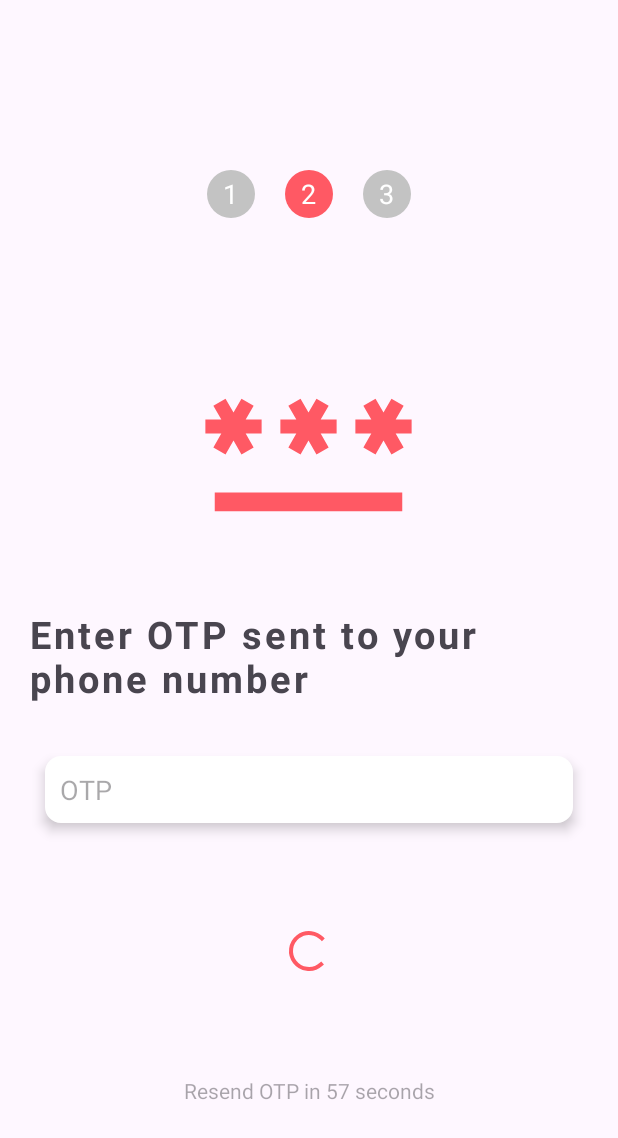
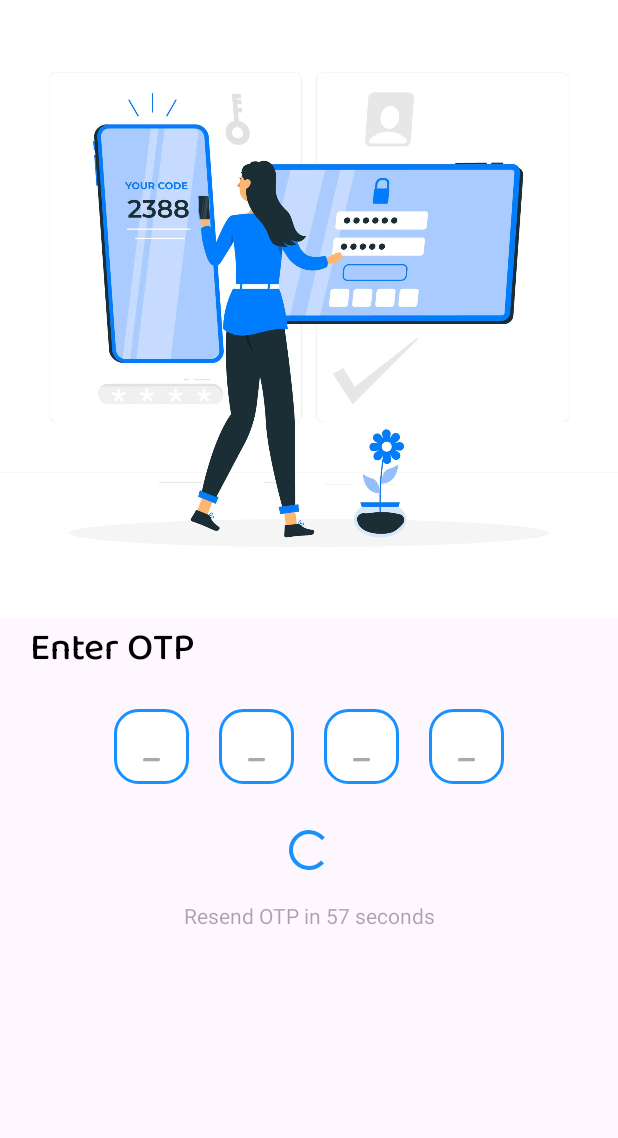
Before and after one commit to ParkingWala/ParkingWala-1.0, an Android app: the LoginOtpActivity screen opened directly, with no data from a screen before it, on a phone screen of 412 x 824 dp. Shown: the top 1138 px of the screen. Run offline under Robolectric (Android 15) with nearby library versions, the phone set to English and light mode, and no system bars; our stand-ins replace Firebase (no records; nobody signed in at launch, a user with empty details on screens opened directly); 1 statement that could not run was skipped.

Commit message:
Design for otp page and login with mobile number page

```diff
--- a/app/src/main/java/com/example/parkingwala_10/Activity/LoginOtpActivity.java
+++ b/app/src/main/java/com/example/parkingwala_10/Activity/LoginOtpActivity.java
@@ -6,11 +6,15 @@ import androidx.appcompat.app.AppCompatActivity;
 import android.annotation.SuppressLint;
 import android.content.Intent;
 import android.os.Bundle;
+import android.text.Editable;
+import android.text.TextWatcher;
+import android.view.KeyEvent;
 import android.view.View;
 import android.widget.Button;
 import android.widget.EditText;
 import android.widget.ProgressBar;
 import android.widget.TextView;
+import android.widget.Toast;
 
 import com.example.parkingwala_10.R;
 import com.example.parkingwala_10.Utils.AndroidUtil;
@@ -34,18 +38,25 @@ public class LoginOtpActivity extends AppCompatActivity {
     String verificationCode;
     PhoneAuthProvider.ForceResendingToken  resendingToken;
 
-    EditText otpInput;
-    Button nextBtn;
+    EditText otp1, otp2, otp3, otp4;
+    TextView nextBtn;
     ProgressBar progressBar;
     TextView resendOtpTextView;
+    String complete_otp = "", one = "", two = "", three = "", four = "";
     FirebaseAuth mAuth = FirebaseAuth.getInstance();
 
 
+    @SuppressLint("MissingInflatedId")
     @Override
     protected void onCreate(Bundle savedInstanceState) {
         super.onCreate(savedInstanceState);
         setContentView(R.layout.activity_login_otp);
-        otpInput = findViewById(R.id.login_otp);
+//        otpInput = findViewById(R.id.login_otp);
+        otp1 = findViewById(R.id.otp_one);
+        otp2 = findViewById(R.id.otp_two);
+        otp3 = findViewById(R.id.otp_three);
+        otp4 = findViewById(R.id.otp_four);
+
         nextBtn = findViewById(R.id.login_next_btn);
         progressBar = findViewById(R.id.login_progress_bar);
         resendOtpTextView = findViewById(R.id.resend_otp_textview);
@@ -53,8 +64,90 @@ public class LoginOtpActivity extends AppCompatActivity {
 
         sendOtp(phoneNumber,false);
 
+        otp1.addTextChangedListener(new TextWatcher() {
+            @Override
+            public void beforeTextChanged(CharSequence charSequence, int i, int i1, int i2) {
+
+            }
+
+            @Override
+            public void onTextChanged(CharSequence charSequence, int i, int i1, int i2) {
+                if (charSequence.length() == 1){
+                    one = charSequence.toString();
+                    otp2.requestFocus();
+                }
+            }
+
+            @Override
+            public void afterTextChanged(Editable editable) {
+
+            }
+        });
+
+        otp2.addTextChangedListener(new TextWatcher() {
+            @Override
+            public void beforeTextChanged(CharSequence charSequence, int i, int i1, int i2) {
+
+            }
+
+            @Override
+            public void onTextChanged(CharSequence charSequence, int i, int i1, int i2) {
+                if (charSequence.length() == 1){
+                    two = charSequence.toString();
+                    otp3.requestFocus();
+                }
+            }
+
+            @Override
+            public void afterTextChanged(Editable editable) {
+
+            }
+        });
+
+        otp3.addTextChangedListener(new TextWatcher() {
+            @Override
+            public void beforeTextChanged(CharSequence charSequence, int i, int i1, int i2) {
+
+            }
+
+            @Override
+            public void onTextChanged(CharSequence charSequence, int i, int i1, int i2) {
+                if (charSequence.length() == 1){
+                    three = charSequence.toString();
+                    otp4.requestFocus();
+                }
+            }
+
+            @Override
+            public void afterTextChanged(Editable editable) {
+
+            }
+        });
+
+        otp4.addTextChangedListener(new TextWatcher() {
+            @Override
+            public void beforeTextChanged(CharSequence charSequence, int i, int i1, int i2) {
+
+            }
+
+            @Override
+            public void onTextChanged(CharSequence charSequence, int i, int i1, int i2) {
+                if (charSequence.length() == 1){
+                    four = charSequence.toString();
+
+                    complete_otp = one + two + three + four;
+                }
+            }
+
+            @Override
+            public void afterTextChanged(Editable editable) {
+
+            }
+        });
+
         nextBtn.setOnClickListener(v -> {
-            String enteredOtp  = otpInput.getText().toString();
+            String enteredOtp  = complete_otp;
+//            Toast.makeText(this, "Entered OTP is " + enteredOtp, Toast.LENGTH_LONG).show();
             PhoneAuthCredential credential =  PhoneAuthProvider.getCredential(verificationCode,enteredOtp);
             signIn(credential);
         });
--- a/app/src/main/res/drawable/btn_rounded_corner.xml
+++ b/app/src/main/res/drawable/btn_rounded_corner.xml
@@ -1,7 +1,7 @@
 <?xml version="1.0" encoding="utf-8"?>
 <shape android:shape="rectangle" xmlns:android="http://schemas.android.com/apk/res/android">
 
-    <stroke android:width="1dp" android:color="@color/white"/>
-    <corners android:radius="40dp"/>
-    <solid android:color="@color/white"/>
+    <stroke android:width="1dp" android:color="@color/my_primary_blue"/>
+    <corners android:radius="15dp"/>
+    <solid android:color="@color/my_primary_blue"/>
 </shape>
--- /dev/null
+++ b/app/src/main/res/drawable/card_corner_input.xml
@@ -0,0 +1,5 @@
+<shape xmlns:android="http://schemas.android.com/apk/res/android">
+    <solid android:color="#ffffff" /> <stroke
+    android:width="2dp"
+    android:color="#1891FF" /> <corners android:radius="15dp" />
+</shape>
--- /dev/null
+++ b/app/src/main/res/drawable/corner_radius.xml
@@ -0,0 +1,5 @@
+<shape xmlns:android="http://schemas.android.com/apk/res/android">
+    <solid android:color="#FF0000" /> <stroke
+    android:width="2dp"
+    android:color="#FF0000" /> <corners android:radius="15dp" />
+</shape>
--- a/app/src/main/res/layout/activity_login_otp.xml
+++ b/app/src/main/res/layout/activity_login_otp.xml
@@ -5,131 +5,151 @@
     android:layout_width="match_parent"
     android:layout_height="match_parent"
     android:orientation="vertical"
-    android:gravity="center"
-    android:layout_margin="20dp"
-    android:weightSum="100"
     tools:context=".Activity.LoginOtpActivity">
 
     <LinearLayout
         android:layout_width="match_parent"
         android:layout_height="wrap_content"
-        android:gravity="center"
-        android:layout_weight="20">
-        <RelativeLayout
-            android:layout_width="32dp"
-            android:layout_height="32dp"
-            android:layout_margin="10dp"
-            android:background="@drawable/circular_bg"
-            android:backgroundTint="@color/light_gray">
+        android:orientation="vertical">
+            <ImageView
+                android:layout_width="match_parent"
+                android:layout_height="wrap_content"
+                android:adjustViewBounds="true"
+                android:scaleType="fitCenter"
+                android:src="@drawable/verify_otp_icon"
+                />
 
-            <TextView
-                android:layout_width="wrap_content"
-                android:layout_height="wrap_content"
-                android:layout_centerInParent="true"
-                android:textColor="@color/white"
-                android:textSize="18sp"
-                android:text="1"/>
-        </RelativeLayout>
-        <RelativeLayout
-            android:layout_width="32dp"
-            android:layout_height="32dp"
-            android:layout_margin="10dp"
-            android:background="@drawable/circular_bg"
-            android:backgroundTint="@color/my_primary">
-
-            <TextView
-                android:layout_width="wrap_content"
-                android:layout_height="wrap_content"
-                android:layout_centerInParent="true"
-                android:textColor="@color/white"
-                android:textSize="18sp"
-                android:text="2"/>
-        </RelativeLayout>
-        <RelativeLayout
-            android:layout_width="32dp"
-            android:layout_height="32dp"
-            android:layout_margin="10dp"
-            android:background="@drawable/circular_bg"
-            android:backgroundTint="@color/light_gray">
-
-            <TextView
-                android:layout_width="wrap_content"
-                android:layout_height="wrap_content"
-                android:layout_centerInParent="true"
-                android:textColor="@color/white"
-                android:textSize="18sp"
-                android:text="3"/>
-        </RelativeLayout>
     </LinearLayout>
-
-    <ImageView
-        android:layout_width="150dp"
-        android:layout_height="150dp"
-        android:src="@drawable/otp_icon"
-        app:tint="@color/my_primary"
-        android:layout_weight="20"
-        />
 
     <TextView
         android:layout_width="match_parent"
         android:layout_height="wrap_content"
-        android:text="Enter OTP sent to your phone number"
+        android:text="@string/enter_otp"
+        android:textColor="@color/black"
         android:layout_gravity="center_vertical"
-        android:letterSpacing="0.08"
-        android:textStyle="bold"
+        android:layout_marginHorizontal="20dp"
         android:textSize="25sp"
-        android:layout_weight="5"/>
+        android:fontFamily="@font/baloo2medium"/>
 
     <LinearLayout
         android:layout_width="match_parent"
         android:layout_height="wrap_content"
         android:orientation="horizontal"
-        android:gravity="center"
-        android:layout_weight="5">
+        android:layout_marginTop="10dp"
+        android:gravity="center">
 
+        <LinearLayout
+            android:layout_width="wrap_content"
+            android:layout_height="wrap_content"
+            android:orientation="vertical"
+            android:layout_margin="10dp"
+            android:background="@drawable/card_corner_input">
+        <EditText
+            android:id="@+id/otp_one"
+            android:layout_width="50dp"
+            android:layout_height="50dp"
+            android:background="@null"
+            android:textSize="23sp"
+            android:fontFamily="@font/baloo2semibold"
+            android:gravity="center"
+            android:maxLength="1"
+            android:hint="_"
+            android:textCursorDrawable="@null"/>
+        </LinearLayout>
 
+        <LinearLayout
+            android:layout_width="wrap_content"
+            android:layout_height="wrap_content"
+            android:orientation="vertical"
+            android:layout_margin="10dp"
+            android:background="@drawable/card_corner_input">
+        <EditText
+            android:id="@+id/otp_two"
+            android:layout_width="50dp"
+            android:layout_height="50dp"
+            android:background="@null"
+            android:textSize="23sp"
+            android:fontFamily="@font/baloo2semibold"
+            android:gravity="center"
+            android:maxLength="1"
+            android:hint="_"
+            android:textCursorDrawable="@null"/>
+        </LinearLayout>
 
-        <EditText
-            android:layout_width="match_parent"
+        <LinearLayout
+            android:layout_width="wrap_content"
             android:layout_height="wrap_content"
-            android:padding="10dp"
-            android:hint="OTP"
-            android:inputType="number"
-            android:maxLength="6"
+            android:orientation="vertical"
             android:layout_margin="10dp"
-            android:background="@drawable/edit_text_rounded_corner"
-            android:elevation="5dp"
-            android:id="@+id/login_otp"
-            />
+            android:background="@drawable/card_corner_input">
+            <EditText
+                android:id="@+id/otp_three"
+                android:layout_width="50dp"
+                android:layout_height="50dp"
+                android:background="@null"
+                android:textSize="23sp"
+                android:fontFamily="@font/baloo2semibold"
+                android:gravity="center"
+                android:hint="_"
+                android:maxLength="1"
+                android:textCursorDrawable="@null"/>
+        </LinearLayout>
 
+        <LinearLayout
+            android:layout_width="wrap_content"
+            android:layout_height="wrap_content"
+            android:orientation="vertical"
+            android:layout_margin="10dp"
+            android:background="@drawable/card_corner_input">
+            <EditText
+                android:id="@+id/otp_four"
+                android:layout_width="50dp"
+                android:layout_height="50dp"
+                android:background="@null"
+                android:textSize="23sp"
+                android:fontFamily="@font/baloo2semibold"
+                android:gravity="center"
+                android:maxLength="1"
+                android:hint="_"
+                android:textCursorDrawable="@null"/>
+        </LinearLayout>
     </LinearLayout>
 
     <LinearLayout
         android:layout_width="match_parent"
-        android:layout_height="100dp"
+        android:layout_height="wrap_content"
         android:gravity="center_vertical"
+        android:layout_marginTop="10dp"
         android:orientation="vertical"
-        android:layout_weight="10">
-        <Button
+        >
+        <TextView
             android:layout_width="match_parent"
             android:layout_height="wrap_content"
             android:background="@drawable/btn_rounded_corner"
-            android:text="NEXT"
+            android:text="@string/verify_otp"
+            android:fontFamily="@font/baloo2semibold"
+            android:textColor="@color/white"
+            android:layout_marginVertical="10dp"
+            android:layout_marginHorizontal="20dp"
+            android:textAlignment="center"
+            android:textSize="23sp"
+            android:padding="5dp"
             android:id="@+id/login_next_btn"/>
         <ProgressBar
             android:layout_width="32dp"
             android:layout_height="wrap_content"
-            android:indeterminateTint="@color/my_primary"
+            android:indeterminateTint="@color/my_primary_blue"
             android:layout_gravity="center"
+            android:visibility="gone"
             android:id="@+id/login_progress_bar"/>
     </LinearLayout>
 
     <TextView
         android:layout_width="match_parent"
         android:layout_height="wrap_content"
-        android:layout_weight="10"
         android:gravity="center"
-        android:text="Resend OTP in 30 sec"
+        android:layout_marginTop="10dp"
+        android:text="@string/resend_otp_in_30_sec"
         android:id="@+id/resend_otp_textview"/>
 
 </LinearLayout>
--- a/app/src/main/res/values-night/strings.xml
+++ b/app/src/main/res/values-night/strings.xml
@@ -2,4 +2,11 @@
 <resources>
     <string name="parkingwala">ParkingWala</string>
     <string name="password">Password</string>
+    <string name="enter_mobile_no">Enter Mobile No.</string>
+    <string name="get_otp">Get OTP</string>
+    <string name="don_t_have_account">Don\'t have account</string>
+    <string name="create_new_account">Create new account</string>
+    <string name="enter_otp">Enter OTP</string>
+    <string name="verify_otp">Verify OTP</string>
+    <string name="resend_otp_in_30_sec">Resend OTP in 30 sec</string>
 </resources>
--- a/app/src/main/res/values/colors.xml
+++ b/app/src/main/res/values/colors.xml
@@ -1,5 +1,5 @@
 <resources>
-    <color name="my_primary">#FF5964</color>
+    <color name="my_primary_blue">#1891FF</color>
     <color name="my_secondary">#FFE74C</color>
     <color name="black">#FF000000</color>
     <color name="white">#FFFFFFFF</color>
--- a/app/src/main/res/values/strings.xml
+++ b/app/src/main/res/values/strings.xml
@@ -5,4 +5,11 @@
     <string name="password">Password</string>
     <string name="login">Login</string>
     <string name="signup">Sign Up</string>
+    <string name="enter_mobile_no">Enter Mobile No.</string>
+    <string name="get_otp">Get OTP</string>
+    <string name="don_t_have_account">Don\'t have account</string>
+    <string name="create_new_account">Create new account</string>
+    <string name="enter_otp">Enter OTP</string>
+    <string name="verify_otp">Verify OTP</string>
+    <string name="resend_otp_in_30_sec">Resend OTP in 30 sec</string>
 </resources>
```
Also changed, not shown: app/src/main/java/com/example/parkingwala_10/Activity/LoginPhoneNumberActivity.java (+11 -1 lines), app/src/main/res/layout/activity_login_phone_number.xml (+89 -79 lines), app/src/main/res/drawable/app_logo.jpg (added), app/src/main/res/drawable/login_image.png (added), app/src/main/res/drawable/verify_otp_icon.jpg (added), app/src/main/res/font/baloo2bold.ttf (added), app/src/main/res/font/baloo2extrabold.ttf (added), app/src/main/res/font/baloo2medium.ttf (added), app/src/main/res/font/baloo2regular.ttf (added), app/src/main/res/font/baloo2semibold.ttf (added).
